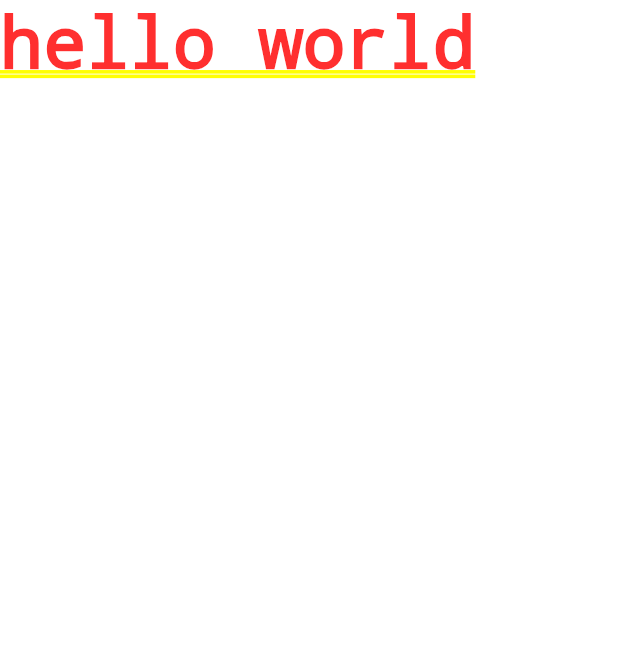
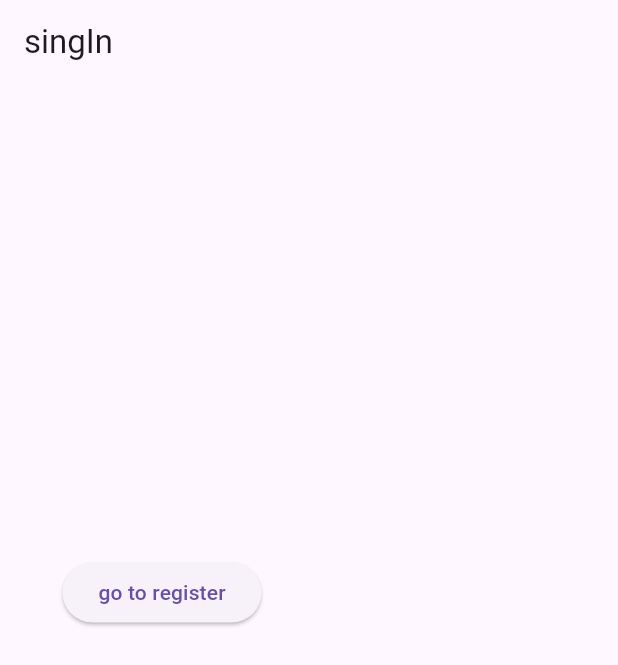
Before and after one commit to z-nt/programer_app, a Flutter app: the screen it shows after launch, on a phone screen of 412 x 824 dp. Shown: the top 665 px of the screen. Run offline on Flutter 3.47's test engine with Material 3 defaults, Android fonts, the phone set to English and light mode, and no system bars; our stand-ins replace go_router.

```diff
--- a/myapp/lib/main.dart
+++ b/myapp/lib/main.dart
@@ -1,8 +1,34 @@
 import 'package:flutter/material.dart';
-
+import 'package:go_router/go_router.dart';
+import 'package:myapp/pages/registery/Login/Registration.dart';
+import 'package:myapp/pages/registery/singin.dart';
 void main() {
   runApp(const MyApp());
 }
+
+
+
+final GoRouter _router = GoRouter(
+  routes: <RouteBase>[
+    GoRoute(
+      path: '/',
+      builder: (BuildContext context, GoRouterState state) {
+        return const SingIn();
+      },
+      routes: <RouteBase>[
+        GoRoute(
+          path: 'myapp/pages/registery/Login/Registration.dart',
+          builder: (BuildContext context, GoRouterState state) {
+            return const Registeration();
+          },
+        ),
+      ],
+    ),
+  ],
+);
+
+
+
 
 class MyApp extends StatelessWidget {
   const MyApp({super.key});
@@ -10,13 +36,8 @@ class MyApp extends StatelessWidget {
   // This widget is the root of your application.
   @override
   Widget build(BuildContext context) {
-    return MaterialApp(
-      title: 'Flutter Demo',
-      theme: ThemeData(
-        colorScheme: ColorScheme.fromSeed(seedColor: Colors.deepPurple),
-        useMaterial3: true,
-      ),
-      home: Text('hello world'),
+    return MaterialApp.router(
+      routerConfig: _router,
     );
   }
 }
--- /dev/null
+++ b/myapp/lib/pages/registery/Login/Registration.dart
@@ -0,0 +1,19 @@
+import  'package:flutter/material.dart';
+import 'package:myapp/main.dart';
+import 'package:go_router/go_router.dart';
+
+
+
+class Registeration extends StatelessWidget {
+      const Registeration ({super.key});
+  @override
+  Widget build(BuildContext context) {
+      return Scaffold(
+            appBar:AppBar(
+              title: Text('Registeration'),
+            ),
+
+      );
+  }
+
+}
--- /dev/null
+++ b/myapp/lib/pages/registery/singin.dart
@@ -0,0 +1,35 @@
+import 'package:myapp/main.dart';
+import  'package:flutter/material.dart';
+import 'package:go_router/go_router.dart';
+
+
+
+
+class SingIn extends StatelessWidget {
+      const SingIn ({super.key});
+  @override
+  Widget build(BuildContext context) {
+      return Scaffold(
+            appBar:AppBar(
+              title: Text('singIn'),
+            ),
+            body:Column(
+              children:<Widget>[
+                Padding(
+                  padding: const EdgeInsets.all(8.0),
+                  child: Container(
+                    color: Colors.blue[2],
+                    width: 200,
+                    height: 299,
+                  ),
+                ),
+                ElevatedButton(
+                  onPressed:()=> context.go('/Login/Registration')
+                ,
+                child: Text('go to register'))
+              ],
+            ),
+      );
+  }
+
+}
```
Also changed, not shown: myapp/lib/pages/registery/Login/sendcode.dart (added), myapp/lib/pages/registery/Login/verifyCode.dart (added), myapp/lib/pages/registery/forgetPass/forgetpass.dart (added), myapp/lib/pages/registery/forgetPass/retgistration.dart (added), myapp/lib/pages/registery/forgetPass/verify.dart (added), myapp/lib/pages/widget/widget.dart (added).
